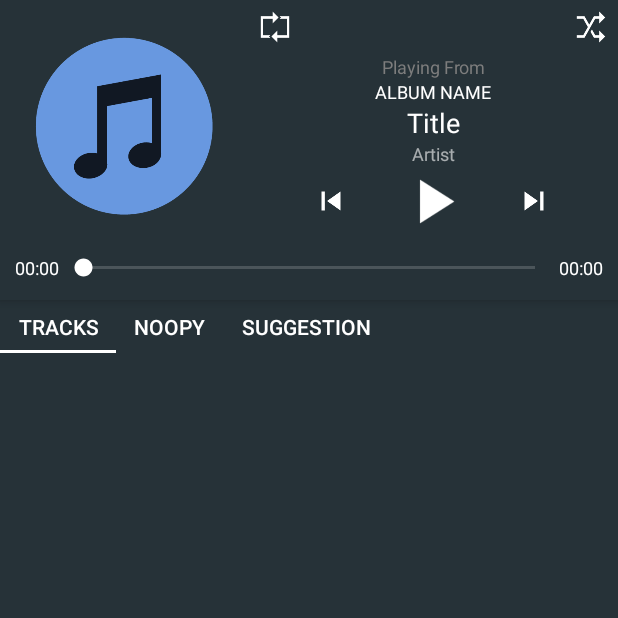
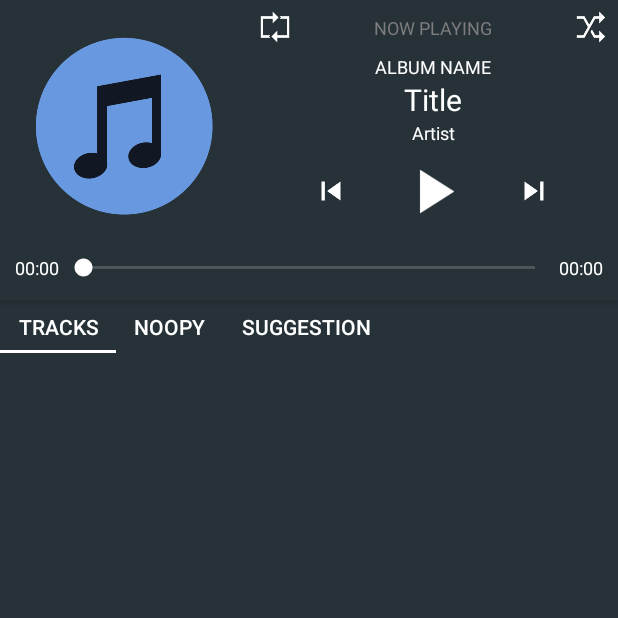
Before and after one commit to afifaniks/Nooplayer, an Android app: the screen it shows after launch (PlayerActivity), on a phone screen of 412 x 824 dp, the top half of it. Run offline under Robolectric (Android 15) with nearby library versions, the phone set to English and light mode, and no system bars; libraries missing offline, so code that uses them is left out: com.affectiva.android, com.karan.churi; 13 statements that could not run were skipped.

Commit message:
Slightly modified UI

```diff
--- a/app/src/main/res/layout/player_activity.xml
+++ b/app/src/main/res/layout/player_activity.xml
@@ -49,6 +49,15 @@
                         android:layout_gravity="left|top"
                         android:background="@drawable/repeat" />
 
+                    <TextView
+                        android:layout_marginTop="10sp"
+                        android:layout_width="match_parent"
+                        android:layout_height="wrap_content"
+                        android:text="NOW PLAYING"
+                        android:textAlignment="center"
+                        android:textColor="@color/gray"
+                        android:textSize="12sp" />
+
                     <Button
                         android:layout_margin="5sp"
                         android:id="@+id/shuffle"
@@ -59,14 +68,6 @@
                         android:background="@drawable/shuffle" />
 
                 </RelativeLayout>
-
-                <TextView
-                    android:layout_width="match_parent"
-                    android:layout_height="wrap_content"
-                    android:text="Playing From"
-                    android:textAlignment="center"
-                    android:textColor="@color/gray"
-                    android:textSize="12sp" />
 
                 <TextView
                     android:id="@+id/songAlbum"
@@ -97,7 +98,7 @@
                     android:text="Title"
                     android:textAlignment="center"
                     android:textColor="#ffff"
-                    android:textSize="18sp" />
+                    android:textSize="20sp" />
 
                 <TextView
                     android:id="@+id/songArtist"
@@ -106,7 +107,7 @@
                     android:gravity="center"
                     android:text="Artist"
                     android:textAlignment="center"
-                    android:textColor="@color/offWhite"
+                    android:textColor="@color/white"
                     android:textSize="12sp" />
 
                 <LinearLayout
```
